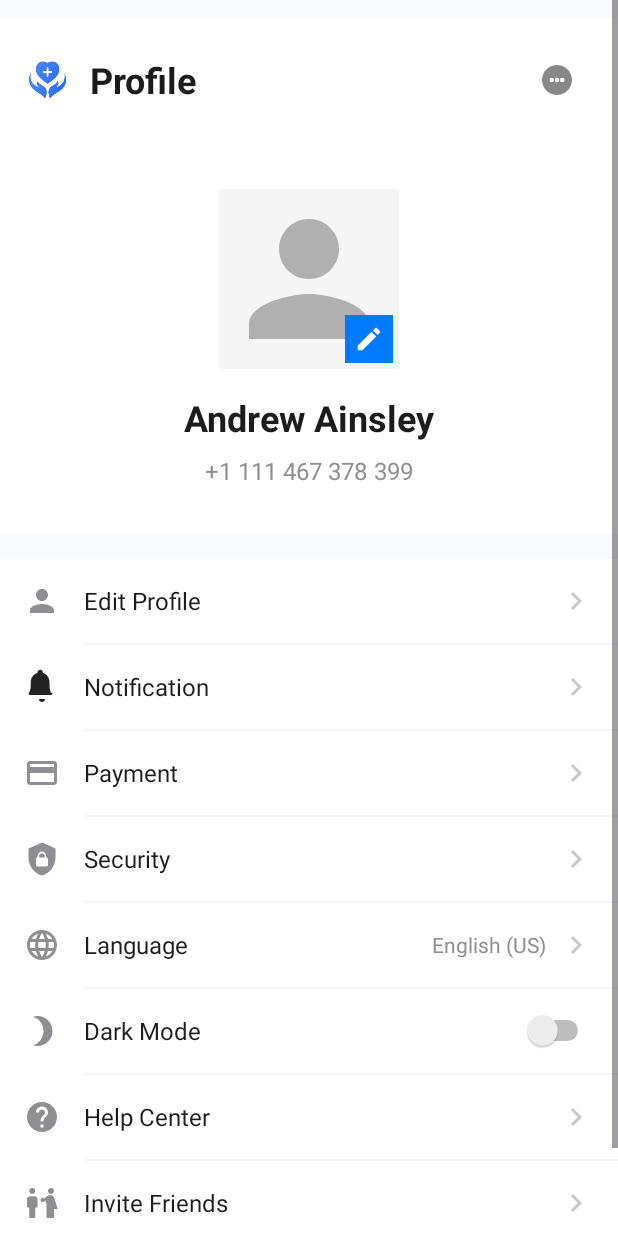
After one commit to Du-Tuan-Minh/PROJECT_PRM, an Android app: the ProfileActivity screen opened directly, with no data from a screen before it, on a phone screen of 412 x 824 dp. The commit adds this screen. Run offline under Robolectric (Android 15) with nearby library versions, the light colour scheme and no system bars.

Commit message:
update profile create activity

```diff
--- a/app/src/main/AndroidManifest.xml
+++ b/app/src/main/AndroidManifest.xml
@@ -79,7 +79,13 @@
         <activity android:name=".MainScreen.NotificationActivity" />
         <activity android:name=".AllUtilitiesActivity" />
 
+
+        <!-- Các màn  datnh.m -->
         <activity android:name=".Article.ArticlesActivity" />
+        <activity android:name=".User_Profile.ProfileActivity" />
+        <activity android:name=".User_Profile.EditProfileActivity" />
+        <activity android:name=".User_Profile.LanguageActivity" />
+        <activity android:name=".User_Profile.SecurityActivity" />
 
 
     </application>
--- /dev/null
+++ b/app/src/main/java/com/example/project_prm/User_Profile/ProfileActivity.java
@@ -0,0 +1,21 @@
+package com.example.project_prm.User_Profile;
+
+
+
+import android.os.Bundle;
+import androidx.appcompat.app.AppCompatActivity;
+import com.example.project_prm.R;
+
+public class ProfileActivity extends AppCompatActivity {
+    @Override
+    protected void onCreate(Bundle savedInstanceState) {
+        super.onCreate(savedInstanceState);
+        setContentView(R.layout.activity_profile_main); // layout mới chứa fragment
+
+        if (savedInstanceState == null) {
+            getSupportFragmentManager().beginTransaction()
+                    .replace(R.id.profileFragmentContainer, new ProfileFragment())
+                    .commit();
+        }
+    }
+}
--- /dev/null
+++ b/app/src/main/java/com/example/project_prm/User_Profile/ProfileFragment.java
@@ -0,0 +1,101 @@
+package com.example.project_prm.User_Profile;
+
+import android.content.Context;
+import android.content.Intent;
+import android.content.SharedPreferences;
+import android.os.Bundle;
+import android.view.LayoutInflater;
+import android.view.View;
+import android.view.ViewGroup;
+import android.widget.ImageView;
+import android.widget.Switch;
+
+import androidx.annotation.NonNull;
+import androidx.annotation.Nullable;
+import androidx.appcompat.app.AppCompatDelegate;
+import androidx.fragment.app.Fragment;
+
+import com.example.project_prm.MainActivity;
+import com.example.project_prm.R;
+
+public class ProfileFragment extends Fragment {
+    public ProfileFragment() {
+
+    }
+
+    @Nullable
+    @Override
+    public View onCreateView(@NonNull LayoutInflater inflater,
+                             @Nullable ViewGroup container,
+                             @Nullable Bundle savedInstanceState) {
+        View view = inflater.inflate(R.layout.fragment_profile, container, false);
+
+        // Tách riêng xử lý nút back
+        setupBackToHome(view);
+        setupEditProfileButton(view);
+        setupDarkModeSwitch(view);
+
+        setupNavigation(view);
+        return view;
+    }
+
+    // ✅ Hàm riêng xử lý nhấn icon để quay về Home
+    private void setupBackToHome(View rootView) {
+        ImageView ivBackToHome = rootView.findViewById(R.id.ivBackToHome);
+        ivBackToHome.setOnClickListener(v -> {
+            Intent intent = new Intent(getActivity(), MainActivity.class);
+            intent.setFlags(Intent.FLAG_ACTIVITY_CLEAR_TOP | Intent.FLAG_ACTIVITY_SINGLE_TOP);
+            startActivity(intent);
+        });
+    }
+
+    private void setupEditProfileButton(View rootView) {
+        ImageView ivEditProfile = rootView.findViewById(R.id.ivEditProfile);
+        ivEditProfile.setOnClickListener(v -> {
+            Intent intent = new Intent(getActivity(), EditProfileActivity.class);
+            startActivity(intent);
+        });
+    }
+
+    private void setupDarkModeSwitch(View rootView) {
+        Switch darkModeSwitch = rootView.findViewById(R.id.dark_mode_switch);
+        SharedPreferences prefs = requireContext().getSharedPreferences("settings", Context.MODE_PRIVATE);
+        boolean isDark = prefs.getBoolean("dark_mode", false);
+        darkModeSwitch.setChecked(isDark);
+
+        darkModeSwitch.setOnCheckedChangeListener((buttonView, isChecked) -> {
+            SharedPreferences.Editor editor = prefs.edit();
+            editor.putBoolean("dark_mode", isChecked);
+            editor.apply();
+
+            AppCompatDelegate.setDefaultNightMode(
+                    isChecked ? AppCompatDelegate.MODE_NIGHT_YES : AppCompatDelegate.MODE_NIGHT_NO
+            );
+        });
+    }
+
+
+
+
+    private void setupNavigation(View rootView) {
+        rootView.findViewById(R.id.edit_profile_item).setOnClickListener(v -> {
+            startActivity(new Intent(getActivity(), EditProfileActivity.class));
+        });
+
+        rootView.findViewById(R.id.security_item).setOnClickListener(v -> {
+            startActivity(new Intent(getActivity(), SecurityActivity.class));
+        });
+
+        rootView.findViewById(R.id.language_item).setOnClickListener(v -> {
+            startActivity(new Intent(getActivity(), LanguageActivity.class));
+        });
+
+//        rootView.findViewById(R.id.logout_item).setOnClickListener(v -> {
+//            // Ví dụ dùng DialogFragment
+//            LogoutDialogFragment dialog = new LogoutDialogFragment();
+//            dialog.show(getParentFragmentManager(), "LogoutDialog");
+//        });
+    }
+
+
+}
--- /dev/null
+++ b/app/src/main/res/layout/activity_profile_main.xml
@@ -0,0 +1,18 @@
+<?xml version="1.0" encoding="utf-8"?>
+<androidx.constraintlayout.widget.ConstraintLayout xmlns:android="http://schemas.android.com/apk/res/android"
+    xmlns:app="http://schemas.android.com/apk/res-auto"
+    android:id="@+id/rootLayout"
+    android:layout_width="match_parent"
+    android:layout_height="match_parent">
+
+    <!-- FragmentContainerView để load các Fragment con -->
+    <androidx.fragment.app.FragmentContainerView
+        android:id="@+id/profileFragmentContainer"
+        android:layout_width="0dp"
+        android:layout_height="0dp"
+        app:layout_constraintTop_toTopOf="parent"
+        app:layout_constraintBottom_toBottomOf="parent"
+        app:layout_constraintStart_toStartOf="parent"
+        app:layout_constraintEnd_toEndOf="parent" />
+
+</androidx.constraintlayout.widget.ConstraintLayout>
--- a/app/src/main/res/layout/fragment_profile.xml
+++ b/app/src/main/res/layout/fragment_profile.xml
@@ -21,6 +21,7 @@
             android:background="#FFFFFF">
 
             <ImageView
+                android:id="@+id/ivBackToHome"
                 android:layout_width="32dp"
                 android:layout_height="32dp"
                 android:src="@drawable/icon_healthapp"
@@ -61,11 +62,12 @@
                 <ImageView
                     android:layout_width="120dp"
                     android:layout_height="120dp"
-                    android:src="@drawable/placeholder_image"
+                    android:src="@drawable/ic_profile"
                     android:scaleType="centerCrop"
                     android:background="#F5F5F5" />
 
                 <ImageView
+                    android:id="@+id/ivEditProfile"
                     android:layout_width="32dp"
                     android:layout_height="32dp"
                     android:layout_gravity="bottom|end"
--- a/app/src/main/res/values-night/themes.xml
+++ b/app/src/main/res/values-night/themes.xml
@@ -3,5 +3,8 @@
     <style name="Base.Theme.Project_PRM" parent="Theme.Material3.DayNight.NoActionBar">
         <!-- Customize your dark theme here. -->
         <!-- <item name="colorPrimary">@color/my_dark_primary</item> -->
+        <item name="colorBackground">@color/colorBackground</item>
+        <item name="colorOnBackground">@color/colorOnBackground</item>
+
     </style>
 </resources>
--- a/app/src/main/res/values/attrs.xml
+++ b/app/src/main/res/values/attrs.xml
@@ -1,5 +1,9 @@
 <?xml version="1.0" encoding="utf-8"?>
 <resources>
+
+    <attr name="colorBackground" format="color" />
+    <attr name="colorOnBackground" format="color" />
+
     <declare-styleable name="EditTextFieldView">
         <attr name="startIconSrc" format="reference" />
         <attr name="hintText" format="string" />
--- a/app/src/main/res/values/colors.xml
+++ b/app/src/main/res/values/colors.xml
@@ -34,6 +34,9 @@
     <color name="battery_full">#212121</color>
     <color name="battery_border">#212121</color>
 
+    <color name="colorBackground">#FFFFFF</color>
+    <color name="colorOnBackground">#000000</color>
+
     <!-- Article Meta Colors -->
     <color name="article_date_text">#9E9E9E</color>
 </resources>
--- a/app/src/main/res/values/styles.xml
+++ b/app/src/main/res/values/styles.xml
@@ -2,5 +2,6 @@
     <style name="BottomNavText" parent="TextAppearance.AppCompat.Caption">
         <item name="android:textSize">11sp</item>
         <item name="android:fontFamily">sans-serif</item>
+
     </style>
 </resources>
--- a/app/src/main/res/values/themes.xml
+++ b/app/src/main/res/values/themes.xml
@@ -1,8 +1,8 @@
 <resources xmlns:tools="http://schemas.android.com/tools">
     <!-- Base application theme. -->
     <style name="Base.Theme.Project_PRM" parent="Theme.Material3.DayNight.NoActionBar">
-        <!-- Customize your light theme here. -->
-        <!-- <item name="colorPrimary">@color/my_light_primary</item> -->
+        <item name="colorBackground">@color/colorBackground</item>
+        <item name="colorOnBackground">@color/colorOnBackground</item>
     </style>
 
     <style name="Theme.Project_PRM" parent="Base.Theme.Project_PRM" />
```
Also changed, not shown: app/src/main/java/com/example/project_prm/MainActivity.java (+19 -1 lines), app/src/main/java/com/example/project_prm/User_Profile/EditProfileActivity.java (added, +19 -0 lines), app/src/main/java/com/example/project_prm/User_Profile/LanguageActivity.java (added, +17 -0 lines), app/src/main/java/com/example/project_prm/User_Profile/SecurityActivity.java (added, +17 -0 lines).
